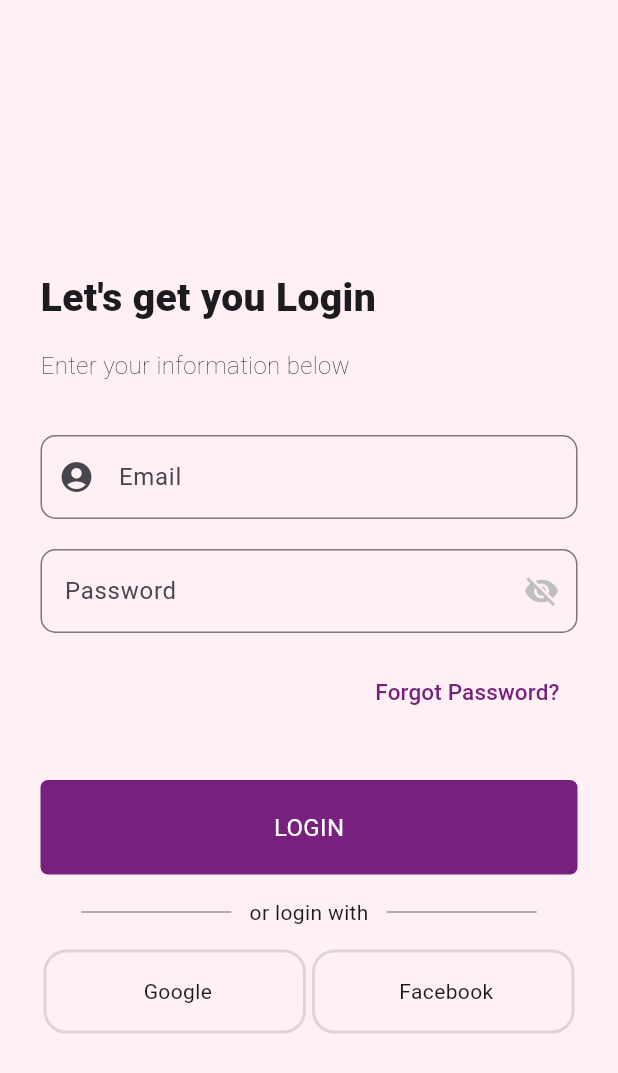
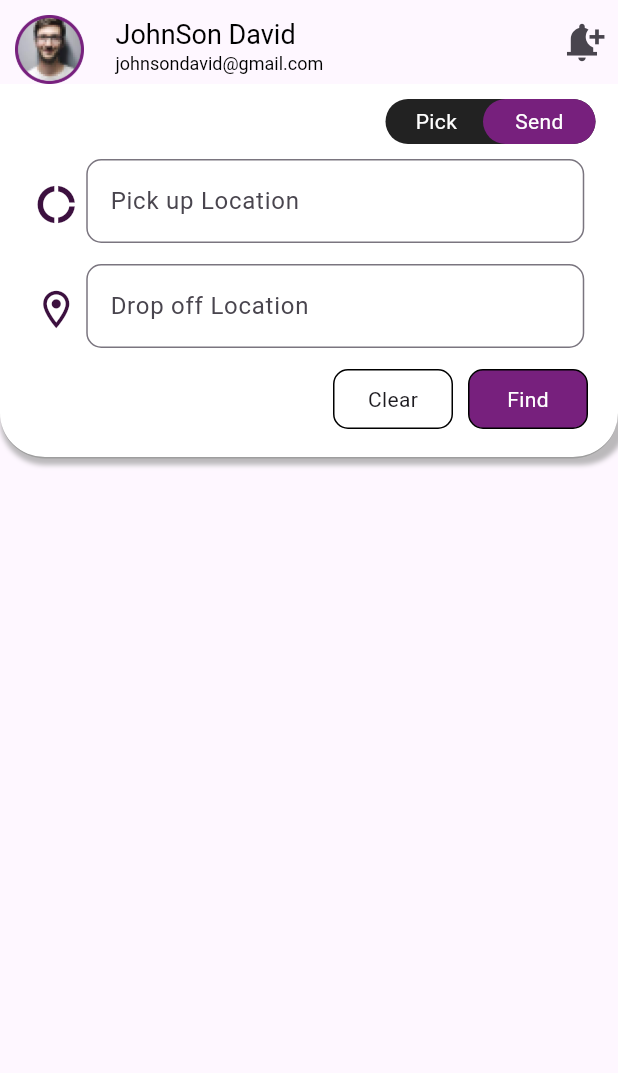
Before and after one commit to muhammadbuxb/ParcelDrive, a Flutter app: the screen it shows after launch, after a tap on "Skip", after a tap on "LOGIN", on a phone screen of 412 x 824 dp. Shown: the top 1073 px of the screen. Run offline on Flutter 3.47's test engine with Material 3 defaults, Android fonts, the light colour scheme and no system bars.

Commit message:
Home Page , AppBar and Find Location Part completed

```diff
--- a/lib/views/Authentication/login.dart
+++ b/lib/views/Authentication/login.dart
@@ -1,5 +1,6 @@
 import 'package:flutter/material.dart';
 import 'package:parcel_rider/resources/utills.dart';
+import 'package:parcel_rider/views/Home/home_page.dart';
 
 import '../../custom_widgets/button.dart';
 
@@ -27,7 +28,6 @@ class _LoginPageState extends State<LoginPage> {
       backgroundColor: const Color(0xffFFF0F5),
       body: ListView(
         children: [
-
           const SizedBox(
             height: 150,
           ),
@@ -42,27 +42,35 @@ class _LoginPageState extends State<LoginPage> {
                 mainAxisAlignment: MainAxisAlignment.start,
                 crossAxisAlignment: CrossAxisAlignment.start,
                 children: [
-
-                Text("Let's get you Login",style: TextStyle(fontSize: 26,fontWeight: FontWeight.w800),),
+                  Text(
+                    "Let's get you Login",
+                    style: TextStyle(fontSize: 26, fontWeight: FontWeight.w800),
+                  ),
                   const SizedBox(
                     height: 15,
                   ),
-                Text('Enter your information below',style: TextStyle(color: Color(0xff000000), fontSize: 16,fontWeight: FontWeight.w200),),
+                  Text(
+                    'Enter your information below',
+                    style: TextStyle(
+                        color: Color(0xff000000),
+                        fontSize: 16,
+                        fontWeight: FontWeight.w200),
+                  ),
                   SizedBox(
                     height: 35,
                   ),
-
                   TextField(
                     controller: email,
                     decoration: InputDecoration(
-                  prefixIcon: Icon(Icons.account_circle_rounded) ,
+                      prefixIcon: Icon(Icons.account_circle_rounded),
                       fillColor: Colors.black,
                       hoverColor: Colors.black,
                       border: OutlineInputBorder(
                           borderRadius: BorderRadius.circular(10)),
                       labelText: 'Email',
                       hintText: 'Enter Your Email',
-                  hintStyle: const TextStyle(fontSize: 15, color: Color(0xffBFBFBF)),
+                      hintStyle: const TextStyle(
+                          fontSize: 15, color: Color(0xffBFBFBF)),
                     ),
                   ),
                   const SizedBox(
@@ -76,7 +84,8 @@ class _LoginPageState extends State<LoginPage> {
                           borderRadius: BorderRadius.circular(10)),
                       labelText: 'Password',
                       hintText: 'Enter Your Password',
-                  hintStyle: const TextStyle(fontSize: 15, color: Color(0xffBFBFBF)),
+                      hintStyle: const TextStyle(
+                          fontSize: 15, color: Color(0xffBFBFBF)),
                       suffixIcon: IconButton(
                         onPressed: showhide,
                         icon: _secureText
@@ -85,7 +94,6 @@ class _LoginPageState extends State<LoginPage> {
                         color: Color(0xffBFBFBF),
                       ),
                       focusColor: AppUtils.primarColor,
-
                     ),
                   ),
                   const SizedBox(height: 15),
@@ -96,16 +104,26 @@ class _LoginPageState extends State<LoginPage> {
                           onPressed: () {},
                           child: const Text(
                             'Forgot Password?',
-                        style: TextStyle(fontSize: 15, color: Color(0xff77207D)),
+                            style: TextStyle(
+                                fontSize: 15, color: Color(0xff77207D)),
                           )),
                     ],
                   ),
                   const SizedBox(
                     height: 35,
                   ),
-            Button(text1: 'LOGIN', onTap: () {  },),
-            SizedBox(height: 15,),
-
+                  Button(
+                    text1: 'LOGIN',
+                    onTap: () {
+                      Navigator.push(
+                          context,
+                          MaterialPageRoute(
+                              builder: (context) => HomeScreen()));
+                    },
+                  ),
+                  SizedBox(
+                    height: 15,
+                  ),
                   Row(
                     mainAxisAlignment: MainAxisAlignment.center,
                     crossAxisAlignment: CrossAxisAlignment.center,
@@ -116,18 +134,19 @@ class _LoginPageState extends State<LoginPage> {
                         color: Colors.black38,
                       ),
                       Padding(
-                  padding: const EdgeInsets.only(left: 12,right: 12),
-                  child: Text('or login with'),
+                        padding: const EdgeInsets.only(left: 12, right: 12),
+                        child: Text('or Login with'),
                       ),
                       Container(
                         height: 1,
                         width: 100,
                         color: Colors.black38,
                       ),
-
                     ],
                   ),
-            SizedBox(height: 15,),
+                  SizedBox(
+                    height: 15,
+                  ),
                   Row(
                     mainAxisAlignment: MainAxisAlignment.spaceAround,
                     children: [
@@ -136,20 +155,20 @@ class _LoginPageState extends State<LoginPage> {
                         width: 175,
                         decoration: BoxDecoration(
                             borderRadius: BorderRadius.circular(15),
-                    border: Border.all(
-                      color: Colors.black12,
-                      width: 2
-                    )
-                  ),
+                            border:
+                                Border.all(color: Colors.black12, width: 2)),
                         child: Center(
                           child: Row(
                             mainAxisAlignment: MainAxisAlignment.center,
                             crossAxisAlignment: CrossAxisAlignment.center,
                             children: [
                               // FaIcon(FontAwesomeIcons.google),
-                      SizedBox(width: 4,),
+                              SizedBox(
+                                width: 4,
+                              ),
                               Text('Google')
-                    ],),
+                            ],
+                          ),
                         ),
                       ),
                       // SizedBox(width:,),
@@ -158,36 +177,46 @@ class _LoginPageState extends State<LoginPage> {
                         width: 175,
                         decoration: BoxDecoration(
                             borderRadius: BorderRadius.circular(15),
-                    border: Border.all(
-                      color: Colors.black12,
-                      width: 2
-                    )
-                  ),
+                            border:
+                                Border.all(color: Colors.black12, width: 2)),
                         child: Center(
                           child: Row(
                             mainAxisAlignment: MainAxisAlignment.center,
                             crossAxisAlignment: CrossAxisAlignment.center,
                             children: [
                               // FaIcon(FontAwesomeIcons.facebook),
-                      SizedBox(width: 4,),
+                              SizedBox(
+                                width: 4,
+                              ),
                               Text('Facebook')
-                    ],),
+                            ],
+                          ),
                         ),
                       )
-
                     ],
                   ),
-            SizedBox(height: 180,),
+                  SizedBox(
+                    height: 180,
+                  ),
                   Center(
                     child: Row(
                       mainAxisAlignment: MainAxisAlignment.center,
                       children: [
-                Text("Don't have an account?",style: TextStyle(fontSize: 14),),
-                TextButton(onPressed: (){}, child: Text('Register',style: TextStyle(fontSize: 14,color: Color(0xff77207D)),))
-              ],),
+                        Text(
+                          "Don't have an account?",
+                          style: TextStyle(fontSize: 14),
+                        ),
+                        TextButton(
+                            onPressed: () {},
+                            child: Text(
+                              'Register',
+                              style: TextStyle(
+                                  fontSize: 14, color: Color(0xff77207D)),
+                            ))
+                      ],
+                    ),
                   )
-            ]
-            ),
+                ]),
           )
         ],
       ),
--- /dev/null
+++ b/lib/views/Home/home_page.dart
@@ -0,0 +1,197 @@
+import 'package:flutter/material.dart';
+import 'package:parcel_rider/resources/utills.dart';
+
+class HomeScreen extends StatefulWidget {
+  const HomeScreen({super.key});
+
+  @override
+  State<HomeScreen> createState() => _HomeScreenState();
+}
+
+class _HomeScreenState extends State<HomeScreen> {
+  @override
+  Widget build(BuildContext context) {
+    return Scaffold(
+      appBar: AppBar(
+        leading: Padding(
+          padding: const EdgeInsets.only(left: 10, top: 10),
+          child: CircleAvatar(
+            child: Center(
+              child: Image.asset('assets/profile.png'),
+            ),
+          ),
+        ),
+        title: Container(
+          padding: EdgeInsets.only(left: 5, top: 5),
+          child:
+              Column(crossAxisAlignment: CrossAxisAlignment.start, children: [
+            Text(
+              'JohnSon David',
+              style: TextStyle(
+                fontSize: 18,
+                color: Colors.black,
+              ),
+            ),
+            Text(
+              'johnsondavid@gmail.com',
+              style: TextStyle(
+                fontSize: 12,
+                color: Colors.black,
+              ),
+            )
+          ]),
+        ),
+        actions: [
+          IconButton(
+              onPressed: () {},
+              icon: Icon(
+                Icons.notification_add,
+                size: 30,
+              ))
+        ],
+      ),
+      body: SingleChildScrollView(
+        child: Column(
+          children: [
+            Container(
+              height: MediaQuery.of(context).size.height / 3.3,
+              decoration: BoxDecoration(
+                  color: Colors.white,
+                  border: const Border(bottom: BorderSide(color: Colors.grey)),
+                  boxShadow: [
+                    BoxShadow(
+                        color: Colors.grey.withOpacity(0.7),
+                        blurRadius: 2,
+                        spreadRadius: 3,
+                        offset: Offset(3, 1))
+                  ],
+                  borderRadius: BorderRadius.only(
+                      bottomLeft: Radius.circular(30),
+                      bottomRight: Radius.circular(30))),
+              child: Column(
+                children: [
+                  Row(
+                    mainAxisAlignment: MainAxisAlignment.end,
+                    children: [
+                      Container(
+                        margin: EdgeInsets.only(top: 10, right: 15),
+                        width: 140,
+                        height: 30,
+                        decoration: BoxDecoration(
+                            color: Colors.black87,
+                            borderRadius: BorderRadius.circular(20)),
+                        child: Row(
+                          mainAxisAlignment: MainAxisAlignment.spaceBetween,
+                          children: [
+                            Padding(
+                                padding: EdgeInsets.only(left: 20),
+                                child: Text(
+                                  'Pick',
+                                  style: TextStyle(color: Colors.white),
+                                )),
+                            Container(
+                              width: 75,
+                              height: 40,
+                              decoration: BoxDecoration(
+                                  color: AppUtils.primarColor,
+                                  borderRadius: BorderRadius.circular(20)),
+                              child: Center(
+                                  child: Text(
+                                'Send',
+                                style: TextStyle(color: Colors.white),
+                              )),
+                            )
+                          ],
+                        ),
+                      )
+                    ],
+                  ),
+                  SizedBox(
+                    height: 10,
+                  ),
+                  Row(
+                    mainAxisAlignment: MainAxisAlignment.center,
+                    children: [
+                      Icon(Icons.donut_large_sharp, size: 30, color: AppUtils.codePurple400,),
+                      SizedBox(width: 5,),
+                      Container(
+                        width: MediaQuery.of(context).size.width-80,
+                        height: 60,
+                        child:
+                        TextField(
+                          decoration: InputDecoration(
+                            hintText: 'Pick up Location',
+
+                            border: OutlineInputBorder(
+                          borderRadius: BorderRadius.circular(10)),
+                          ),
+                        )
+                     ),
+                    ],
+                  ),
+                SizedBox(height: 10,),
+                  Row(
+                    mainAxisAlignment: MainAxisAlignment.center,
+                    children: [
+                      Icon(Icons.location_on_outlined, size: 30, color: AppUtils.codePurple400,),
+                      SizedBox(width: 5,),
+                      Container(
+                        width: MediaQuery.of(context).size.width-80,
+                        height: 60,
+                        child:
+                        TextField(
+                          decoration: InputDecoration(
+                            hintText: 'Drop off Location',
+
+                            border: OutlineInputBorder(
+                          borderRadius: BorderRadius.circular(10)),
+                          ),
+                        )
+                     ),
+                    ],
+                  ),
+                  Container(
+                    padding: EdgeInsets.only(right: 20,top: 10),
+                    child: Row(
+                      mainAxisAlignment: MainAxisAlignment.end,
+                      children: [
+
+                        Container(
+                          width: 80,
+                          height: 40,
+                          decoration: BoxDecoration(
+                            borderRadius: BorderRadius.circular(10),
+                            border: Border.all(color: Colors.black,),
+                            // color: AppUtils.primarColor
+                          ),
+                          child: Center(
+                            child: Text('Clear'),
+                          ),
+                        ),
+                        SizedBox(width: 10,),
+                         Container(
+                          width: 80,
+                          height: 40,
+                          decoration: BoxDecoration(
+                            borderRadius: BorderRadius.circular(10),
+                            border: Border.all(color: Colors.black,),
+                            color: AppUtils.primarColor
+                          ),
+                          child: Center(
+                            child: Text('Find', style: TextStyle(color: Colors.white),),
+                          ),
+                        ),
+                      ],
+                    ),
+                  )
+
+                ],
+              ),
+            ),
+
+          ],
+        ),
+      ),
+    );
+  }
+}
```
Also changed, not shown: assets/profile.png (added). Lines whose indentation alone changed are shown as unchanged.
